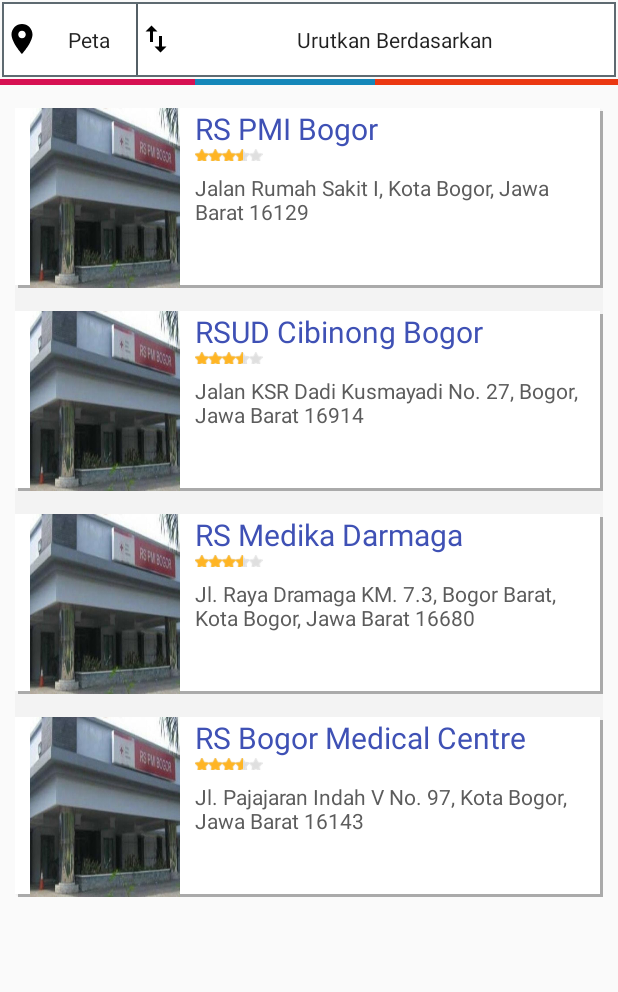
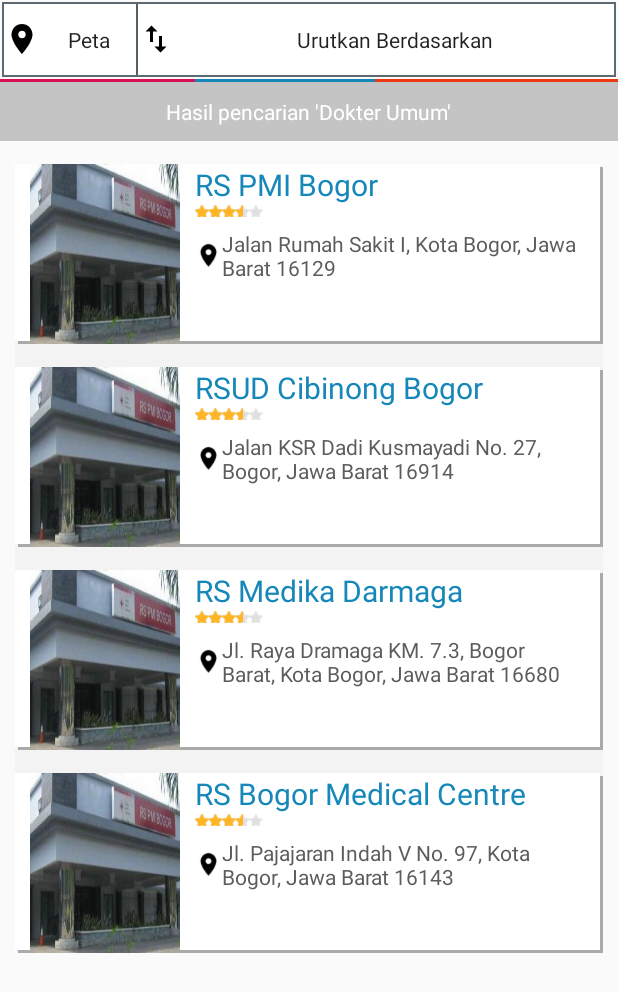
Before and after one commit to trioandianto/KS, an Android app: the HospitalList screen opened directly, with no data from a screen before it, on a phone screen of 412 x 824 dp. Shown: the top 992 px of the screen. Run offline under Robolectric (Android 15) with nearby library versions, the phone set to English and light mode, and no system bars.

Commit message:
Update Style for Frame Layout, Add Divider for Listview Hospital

```diff
--- a/app/src/main/java/com/kliksembuh/ks/ListMapActivity.java
+++ b/app/src/main/java/com/kliksembuh/ks/ListMapActivity.java
@@ -4,8 +4,6 @@
 import android.os.Bundle;
 import android.support.annotation.RequiresApi;
 import android.support.v4.app.FragmentActivity;
-import android.support.v7.widget.Toolbar;
-
 import com.google.android.gms.maps.CameraUpdateFactory;
 import com.google.android.gms.maps.GoogleMap;
 import com.google.android.gms.maps.OnMapReadyCallback;
@@ -22,8 +20,8 @@
     protected void onCreate(Bundle savedInstanceState) {
         super.onCreate(savedInstanceState);
         setContentView(R.layout.activity_list_map);
-        Toolbar toolbar = (Toolbar) findViewById(R.id.my_toolbar);
-        toolbar.setTitle("Jumat, 24 Februari 2017");
+//        Toolbar toolbar = (Toolbar) findViewById(R.id.my_toolbar);
+//        toolbar.setTitle("Jumat, 24 Februari 2017");
 
 //        Calendar c = Calendar.getInstance(TimeZone.getTimeZone("GMT"),Locale.getDefault());
 //        SimpleDateFormat df = new SimpleDateFormat("dd/MM/yyyy");
--- a/app/src/main/res/layout/activity_hospital_list.xml
+++ b/app/src/main/res/layout/activity_hospital_list.xml
@@ -47,11 +47,29 @@
                 android:id="@+id/line_pink"
                 android:layout_marginTop="0dp"
                 android:layout_width="match_parent"
-                android:layout_height="4dp"
+                android:layout_height="2sp"
                 android:background="@drawable/line_color"
                 />
 
         </RelativeLayout>
+        <LinearLayout
+            android:layout_width="match_parent"
+            android:layout_height="match_parent"
+            android:layout_centerInParent="true"
+            android:gravity="center_horizontal"
+            android:background="@color/cardview_shadow_start_color"
+            android:orientation="vertical">
+
+            <TextView
+                android:layout_width="wrap_content"
+                android:layout_height="wrap_content"
+                android:textStyle="normal"
+                android:textColor="@color/cardview_light_background"
+                android:layout_marginTop="10dp"
+                android:layout_marginBottom="10dp"
+                android:textAlignment="center"
+                android:text="Hasil pencarian 'Dokter Umum'"/>
+        </LinearLayout>
 
         <ListView
             android:layout_width="match_parent"
--- a/app/src/main/res/layout/activity_list_map.xml
+++ b/app/src/main/res/layout/activity_list_map.xml
@@ -6,12 +6,6 @@
     android:layout_height="match_parent"
     android:orientation="vertical"
     tools:context="com.kliksembuh.ks.ListMapActivity" >
-    <android.support.v7.widget.Toolbar
-        android:id="@+id/my_toolbar"
-        android:layout_width="match_parent"
-        android:layout_height="?attr/actionBarSize"
-        android:background="?attr/colorPrimary"
-        android:elevation="4dp"/>
     <LinearLayout
         android:layout_width="match_parent"
         android:layout_height="50dp"
--- a/app/src/main/res/layout/hospital_list.xml
+++ b/app/src/main/res/layout/hospital_list.xml
@@ -16,7 +16,7 @@
 
         style="@style/MyCustomTextAppearance"
         android:textSize="20dp"
-        android:textColor="@color/blue"
+        android:textColor="@color/login_color"
         android:layout_alignTop="@+id/iv_hospital_pic"
         android:layout_toRightOf="@+id/iv_hospital_pic"
         android:layout_toEndOf="@+id/iv_hospital_pic" />
@@ -40,6 +40,8 @@
         android:layout_width="wrap_content"
         android:layout_marginLeft="10dp"
         android:layout_marginRight="15dp"
+        android:drawableLeft="@drawable/ic_place_black_24dp"
+        android:drawableStart="@drawable/ic_place_black_24dp"
         style="@style/MyCustomTextAppearance"
         android:layout_height="wrap_content"
         android:text="Address"
--- a/app/src/main/res/values/strings.xml
+++ b/app/src/main/res/values/strings.xml
@@ -6,6 +6,7 @@
     <string name="title_activity_register">Sign Up</string>
     <string name="title_activity_forgot_password">Forgot Password</string>
     <string name="title_activity_verification">Verification</string>
+    <string name="title_activity_hospitallist">Sabtu, 10 Desember 2016</string>
     <string name="title_activity_reset_passwoord" translatable="false">Reset Password</string>
 
     <!-- Strings related to login -->
```
Also changed, not shown: app/src/main/res/drawable-hdpi/ic_place_black_24dp.png (added), app/src/main/res/drawable-mdpi/ic_place_black_24dp.png (added), app/src/main/res/drawable-xhdpi/ic_place_black_24dp.png (added), app/src/main/res/drawable-xxhdpi/ic_place_black_24dp.png (added), app/src/main/res/drawable-xxxhdpi/ic_place_black_24dp.png (added).
